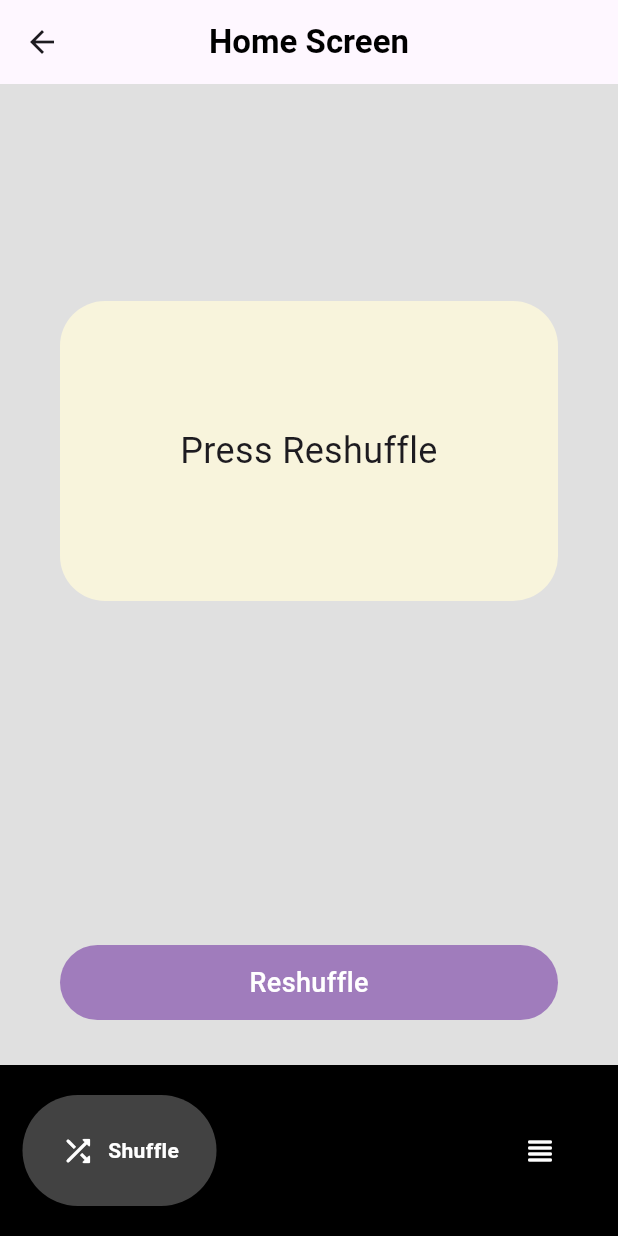
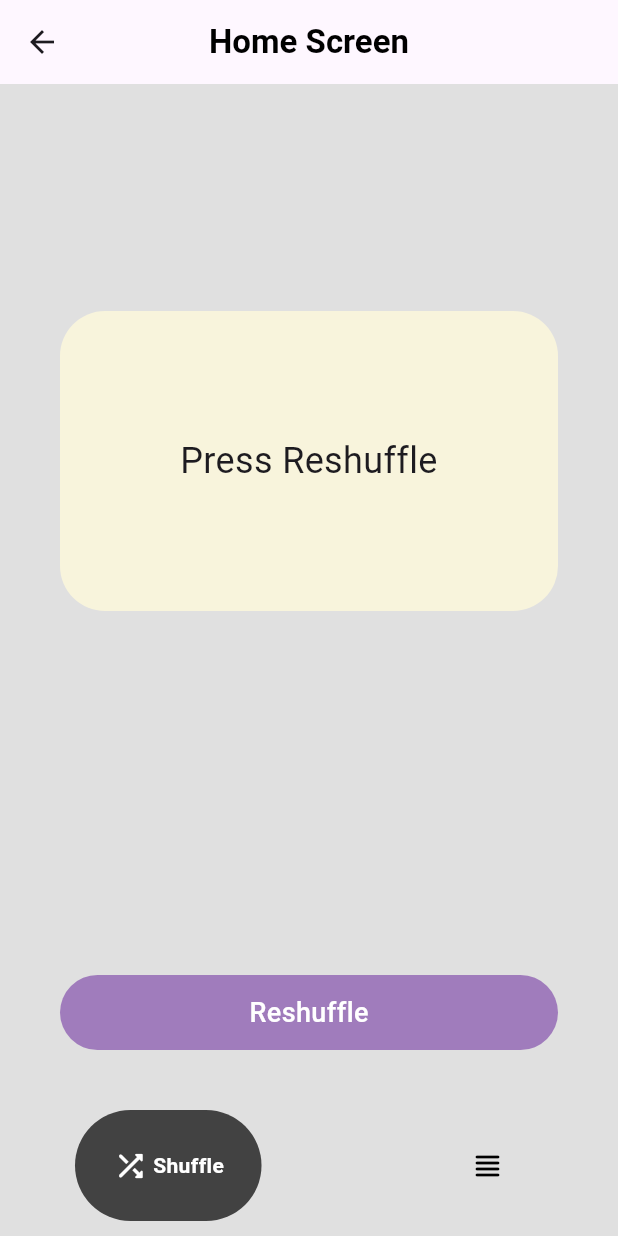
Before and after one commit to AnJasid/sports_picker, a Flutter app: the BottomNavBar screen opened directly, on a phone screen of 412 x 824 dp. Run offline on Flutter 3.47's test engine with Material 3 defaults, Android fonts, the light colour scheme and no system bars; drawn by our look-alikes of google_nav_bar.

Commit message:
update bottom nav bar

```diff
--- a/lib/components/bottom_nav_bar.dart
+++ b/lib/components/bottom_nav_bar.dart
@@ -30,19 +30,20 @@ class _BottomNavBarState extends State<BottomNavBar> {
         ],
       ),
       bottomNavigationBar: Container(
-        color: Colors.black,
+        color: Colors.grey[300],
+        // color: Colors.black,
         child: Padding(
           padding: const EdgeInsets.symmetric(
-            horizontal: 15,
-            vertical: 20,
+            horizontal: 50,
+            vertical: 10,
           ),
           child: GNav(
             onTabChange: onTabTapped,
-            backgroundColor: Colors.black,
-            color: Colors.white,
+            // backgroundColor: Colors.black,
+            color: Colors.black,
             activeColor: Colors.white,
             tabBackgroundColor: Colors.grey.shade800,
-            gap: 8,
+            gap: 3,
             tabs: const [
               GButton(
                 icon: Icons.shuffle_rounded,
```
